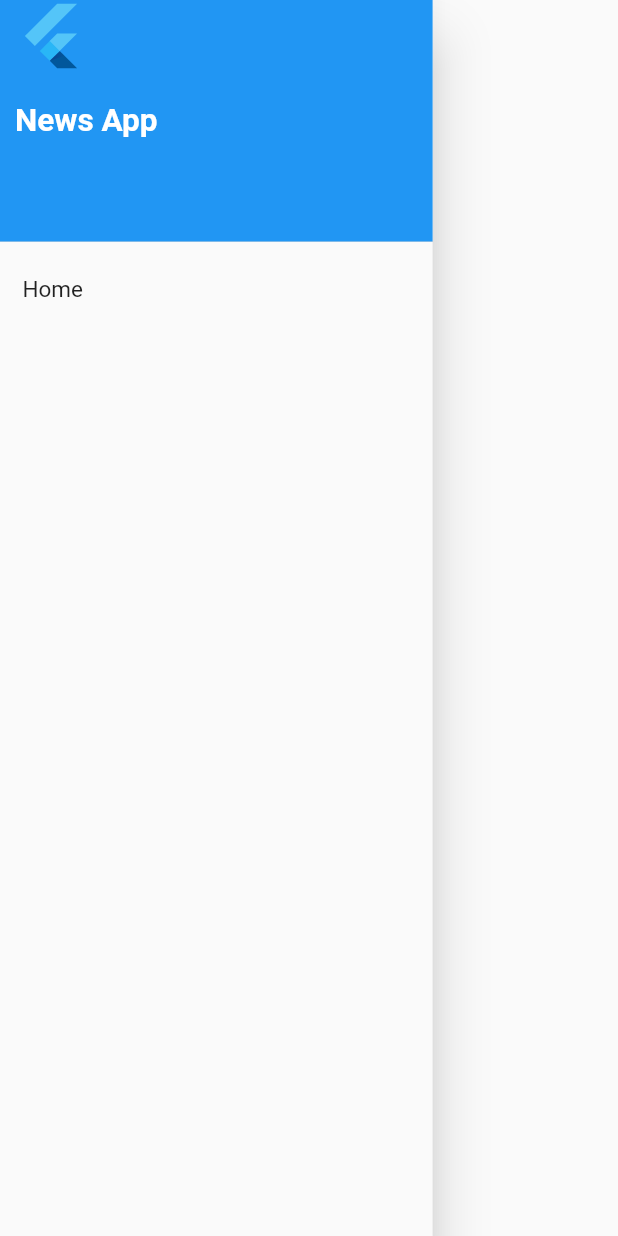
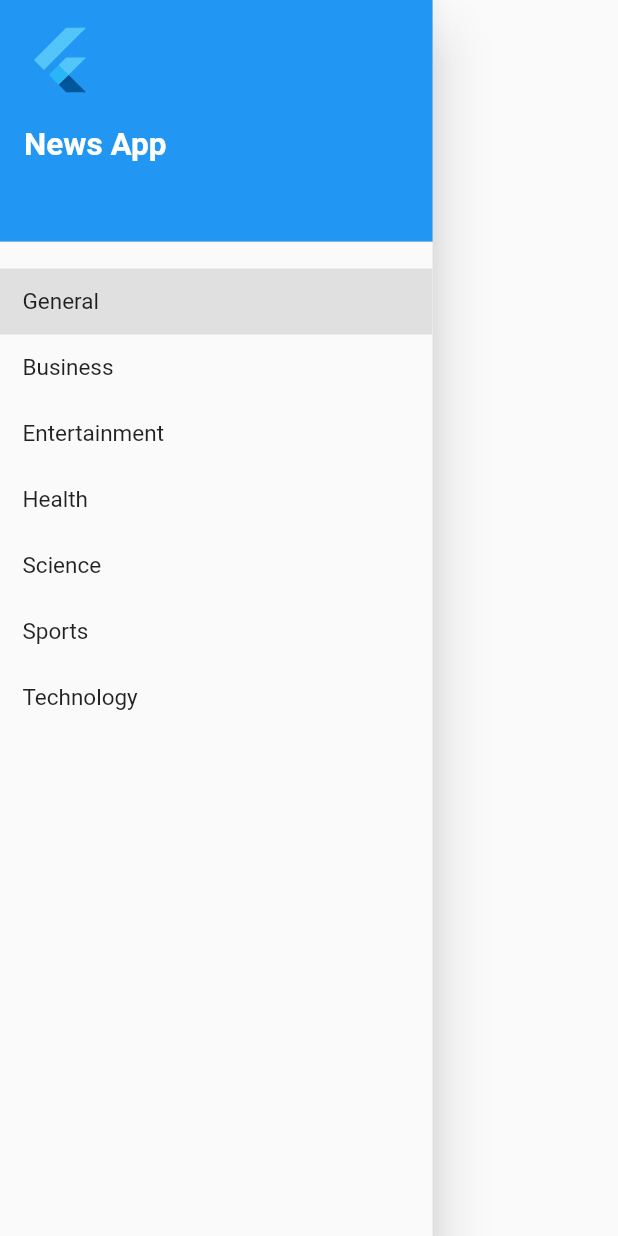
Before and after one commit to subarnaPdl/news_app, a Flutter app: the SideMenu widget shown alone on an empty page, opened directly, on a phone screen of 412 x 824 dp. Run offline on Flutter 3.47's test engine with Material 2 defaults, Android fonts, the phone set to English and light mode, and no system bars; our stand-ins replace cached_network_image, equatable, flutter_bloc; network calls fail.

```diff
--- a/lib/home_screen/logic/bloc/news_bloc.dart
+++ b/lib/home_screen/logic/bloc/news_bloc.dart
@@ -8,6 +8,7 @@ import '../bloc/news_state.dart';
 class NewsBloc extends Bloc<NewsEvent, NewsState> {
   List<ArticleModel> articles = [];
   List<ArticleModel> searchItems = [];
+  String categoryName = 'general';
 
   NewsBloc() : super(NewsInitialState()) {
     on<NewsEvent>((event, emit) async {
@@ -16,7 +17,7 @@ class NewsBloc extends Bloc<NewsEvent, NewsState> {
         // Emit loading state
         emit(NewsLoadingState());
         try {
-          String categoryName = event.categoryName;
+          categoryName = event.categoryName;
           final NewsRepository newsRepository = NewsRepository();
           articles = await newsRepository.getArticles(categoryName);
           // On successfully loading news, emit success state
--- a/lib/home_screen/logic/bloc/news_event.dart
+++ b/lib/home_screen/logic/bloc/news_event.dart
@@ -12,6 +12,5 @@ class GetArticlesEvent extends NewsEvent {
 
 class SearchArticlesEvent extends NewsEvent {
   final String searchText;
-
   SearchArticlesEvent({required this.searchText});
 }
--- a/lib/widgets/sidemenu.dart
+++ b/lib/widgets/sidemenu.dart
@@ -1,4 +1,6 @@
 import 'package:flutter/material.dart';
+import 'package:flutter_bloc/flutter_bloc.dart';
+import 'package:news_app/home_screen/logic/bloc/bloc.dart';
 import 'package:news_app/theme/uiparameters.dart';
 
 class SideMenu extends StatefulWidget {
@@ -27,8 +29,6 @@ class _SideMenuState extends State<SideMenu> {
 
   Widget drawerHeader(BuildContext context) {
     return DrawerHeader(
-      margin: null,
-      padding: const EdgeInsets.only(left: 10),
       decoration: BoxDecoration(color: Theme.of(context).primaryColor),
       child: Align(
         alignment: Alignment.bottomLeft,
@@ -52,27 +52,51 @@ class _SideMenuState extends State<SideMenu> {
   }
 
   Widget drawerBody(BuildContext context) {
+    List categories = [
+      'general',
+      'business',
+      'entertainment',
+      'health',
+      'science',
+      'sports',
+      'technology',
+    ];
+
+    String selectedCategory = context.watch<NewsBloc>().categoryName;
+
     return MediaQuery.removePadding(
       context: context,
       removeTop: true,
       child: ListView(
         shrinkWrap: true,
         children: [
-          listTile(
-              text: 'Home',
-              onClick: () {
-                Navigator.pop(context);
-              }),
+          for (String category in categories)
+            listTile(
+                // Capitalize first letter
+                text: category.toUpperCase().substring(0, 1) +
+                    category.substring(1).toLowerCase(),
+                isSelected: category == selectedCategory,
+                onClick: () {
+                  // fetch articles based on category
+                  context
+                      .read<NewsBloc>()
+                      .add(GetArticlesEvent(categoryName: category));
+                  Navigator.pop(context);
+                }),
         ],
       ),
     );
   }
 }
 
-ListTile listTile({required String text, required Function()? onClick}) {
+ListTile listTile(
+    {required String text,
+    required bool isSelected,
+    required Function()? onClick}) {
   return ListTile(
     visualDensity: const VisualDensity(horizontal: 0, vertical: -3),
     contentPadding: const EdgeInsets.symmetric(horizontal: 15),
+    tileColor: isSelected ? Colors.grey[300] : null,
     title: Text(text, style: const TextStyle(fontSize: 15)),
     onTap: onClick,
   );
```
Also changed, not shown: lib/home_screen/presentation/home_screen.dart (+4 -5 lines).
